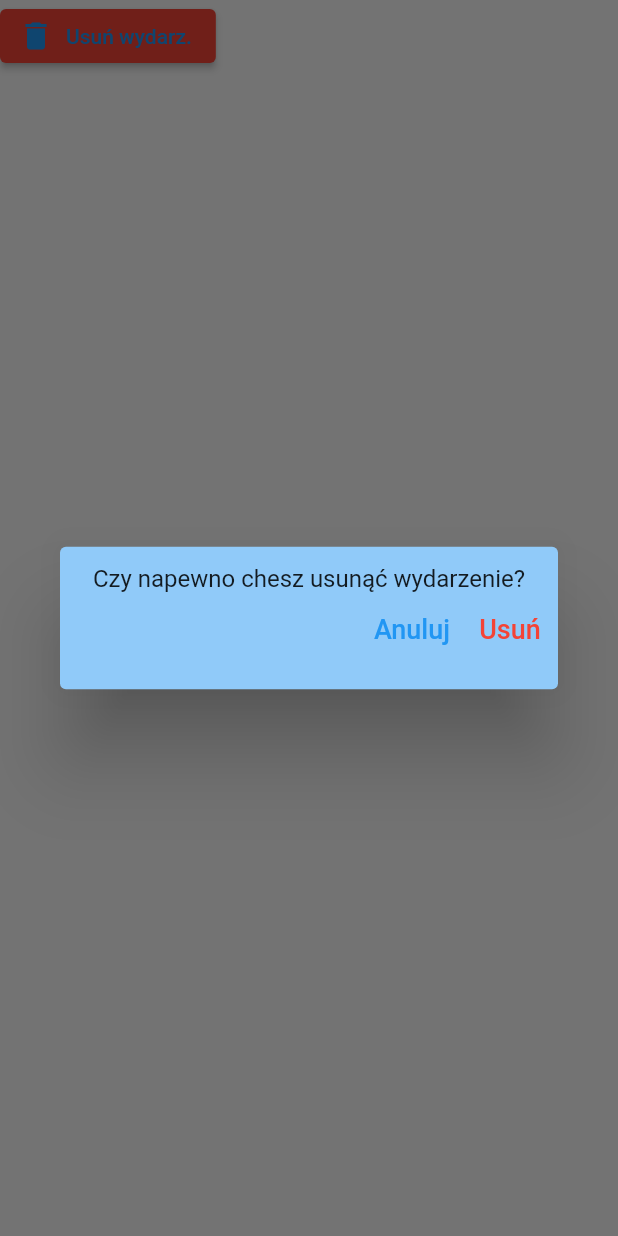
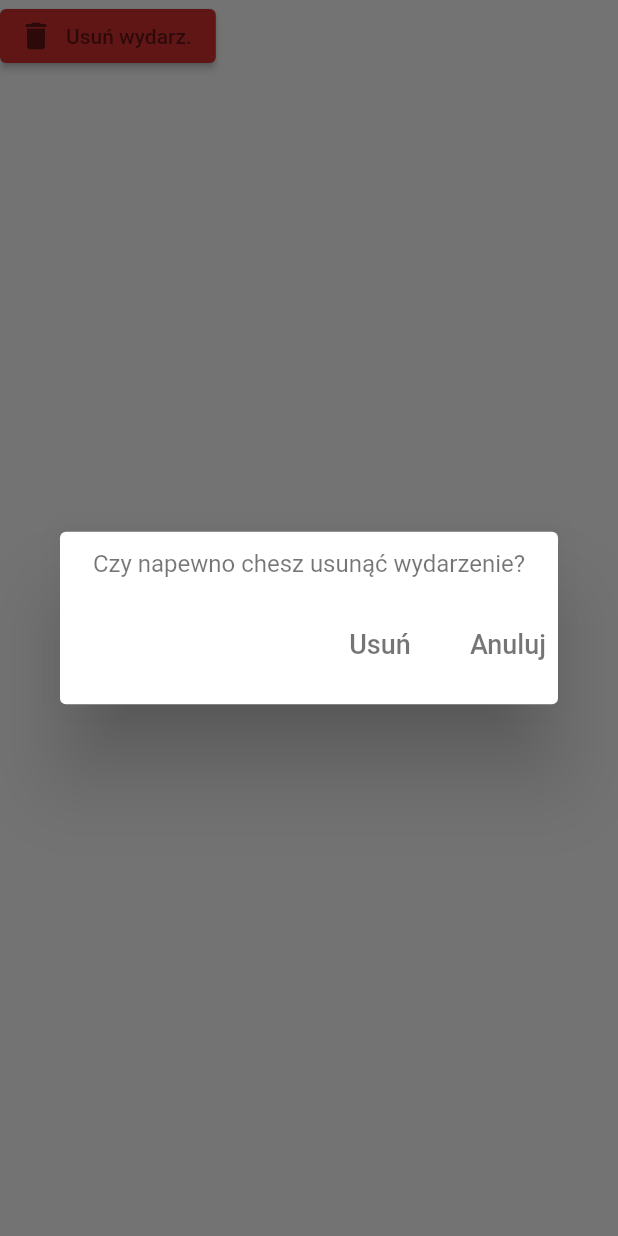
Before and after one commit to Michal-Szkoda-91/music_callendar, a Flutter app: the DeleteButton widget shown alone on an empty page, opened directly with empty values, after a tap on "Usuń wydarz.", on a phone screen of 412 x 824 dp. Run offline on Flutter 3.47's test engine with Material 2 defaults, Android fonts, the phone set to English and light mode, and no system bars; our stand-ins replace community_material_icon, shared_preferences, sqflite, syncfusion_flutter_sliders, table_calendar, wakelock; missing offline and left inert: record, syncfusion_flutter_core; accounts and stored records are empty.

Commit message:
Utworzono ciemny motyw na drugim ekranie

```diff
--- a/lib/models/theme_providers.dart
+++ b/lib/models/theme_providers.dart
@@ -16,7 +16,7 @@ class MyDarkLightThemes {
     hoverColor: Colors.green.shade300,
     textTheme: TextTheme(
       headline1: TextStyle(
-        color: Colors.grey[300],
+        color: Colors.grey[100],
       ),
     ),
   );
--- a/lib/widgets/adding_screen_widgets/actual_play_time_row.dart
+++ b/lib/widgets/adding_screen_widgets/actual_play_time_row.dart
@@ -21,6 +21,7 @@ class ActualPlayTimeRow extends StatelessWidget {
           style: TextStyle(
             fontSize: 15,
             fontWeight: FontWeight.w400,
+            color: Theme.of(context).textTheme.headline1!.color,
           ),
           textAlign: TextAlign.center,
         ),
@@ -39,7 +40,9 @@ class ActualPlayTimeRow extends StatelessWidget {
             style: TextStyle(
               fontSize: 35,
               fontWeight: FontWeight.bold,
-              color: _isRecording ? Colors.black : Colors.grey[350],
+              color: _isRecording
+                  ? Theme.of(context).textTheme.headline1!.color
+                  : Theme.of(context).cardColor,
             ),
           ),
         ),
--- a/lib/widgets/adding_screen_widgets/delete_button.dart
+++ b/lib/widgets/adding_screen_widgets/delete_button.dart
@@ -29,15 +29,23 @@ class _DeleteButtonState extends State<DeleteButton> {
           Theme.of(context).primaryColor,
         ),
         backgroundColor: MaterialStateProperty.all<Color>(
-          Colors.red,
+          Theme.of(context).errorColor,
         ),
       ),
       onPressed: () {
         _deleteEvent(widget.previousContext);
         // Navigator.of(context).pop();
       },
-      icon: Icon(Icons.delete),
-      label: Text("Usuń wydarz."),
+      icon: Icon(
+        Icons.delete,
+        color: Theme.of(context).textTheme.headline1!.color,
+      ),
+      label: Text(
+        "Usuń wydarz.",
+        style: TextStyle(
+          color: Theme.of(context).textTheme.headline1!.color,
+        ),
+      ),
     );
   }
 
@@ -46,27 +54,20 @@ class _DeleteButtonState extends State<DeleteButton> {
         context: previousContext,
         builder: (ctx) {
           return SimpleDialog(
-            backgroundColor: Theme.of(context).backgroundColor,
+            backgroundColor: Theme.of(context).cardColor,
             children: [
               Text(
                 'Czy napewno chesz usunąć wydarzenie?',
                 textAlign: TextAlign.center,
+                style: TextStyle(
+                  color: Theme.of(context).textTheme.headline1!.color,
+                  fontSize: 16,
+                ),
               ),
+              const SizedBox(height: 20),
               Row(
                 mainAxisAlignment: MainAxisAlignment.end,
                 children: [
-                  TextButton(
-                    onPressed: () {
-                      Navigator.of(ctx).pop();
-                    },
-                    child: Text(
-                      "Anuluj",
-                      style: TextStyle(
-                        color: Theme.of(context).accentColor,
-                        fontSize: 18,
-                      ),
-                    ),
-                  ),
                   TextButton(
                     onPressed: () {
                       var data =
@@ -83,7 +84,20 @@ class _DeleteButtonState extends State<DeleteButton> {
                     child: Text(
                       "Usuń",
                       style: TextStyle(
-                        color: Colors.red,
+                        color: Theme.of(context).textTheme.headline1!.color,
+                        fontSize: 18,
+                      ),
+                    ),
+                  ),
+                  const SizedBox(width: 20),
+                  TextButton(
+                    onPressed: () {
+                      Navigator.of(ctx).pop();
+                    },
+                    child: Text(
+                      "Anuluj",
+                      style: TextStyle(
+                        color: Theme.of(context).textTheme.headline1!.color,
                         fontSize: 18,
                       ),
                     ),
--- a/lib/widgets/adding_screen_widgets/eqalizer.dart
+++ b/lib/widgets/adding_screen_widgets/eqalizer.dart
@@ -33,10 +33,10 @@ class Equalizer extends StatelessWidget {
         decoration: BoxDecoration(
           shape: BoxShape.circle,
           gradient: RadialGradient(
-            stops: [_isRecording ? 0.9 : 0.0, 1],
+            stops: [_isRecording ? 0.7 : 0.0, 1],
             colors: [
               _isRecording ? Colors.red : Colors.redAccent,
-              Theme.of(context).backgroundColor,
+              Theme.of(context).cardColor,
             ],
           ),
         ),
@@ -45,7 +45,7 @@ class Equalizer extends StatelessWidget {
             !_isRecording
                 ? CommunityMaterialIcons.headphones_off
                 : CommunityMaterialIcons.headphones,
-            color: Theme.of(context).backgroundColor,
+            color: Theme.of(context).primaryColor,
             size: 35,
           ),
         ),
--- a/pubspec.yaml
+++ b/pubspec.yaml
@@ -41,6 +41,7 @@ dependencies:
   syncfusion_flutter_sliders: ^19.2.51
   flutter_native_splash: ^1.2.1
   url_launcher: ^6.0.9
+  syncfusion_flutter_core: ^19.2.56
 
 
 
```
Also changed, not shown: lib/screens/music_event_adding_screen.dart (+14 -7 lines), lib/widgets/adding_screen_widgets/note_floating_act_bar.dart (+25 -11 lines), lib/widgets/adding_screen_widgets/play_time_row.dart (+23 -10 lines), lib/widgets/adding_screen_widgets/record_&_silence_slider.dart (+10 -16 lines), lib/widgets/adding_screen_widgets/save_button.dart (+10 -6 lines), lib/widgets/adding_screen_widgets/sensitive_slider.dart (+19 -2 lines), lib/widgets/adding_screen_widgets/target_time_row.dart (+34 -19 lines), pubspec.lock.
